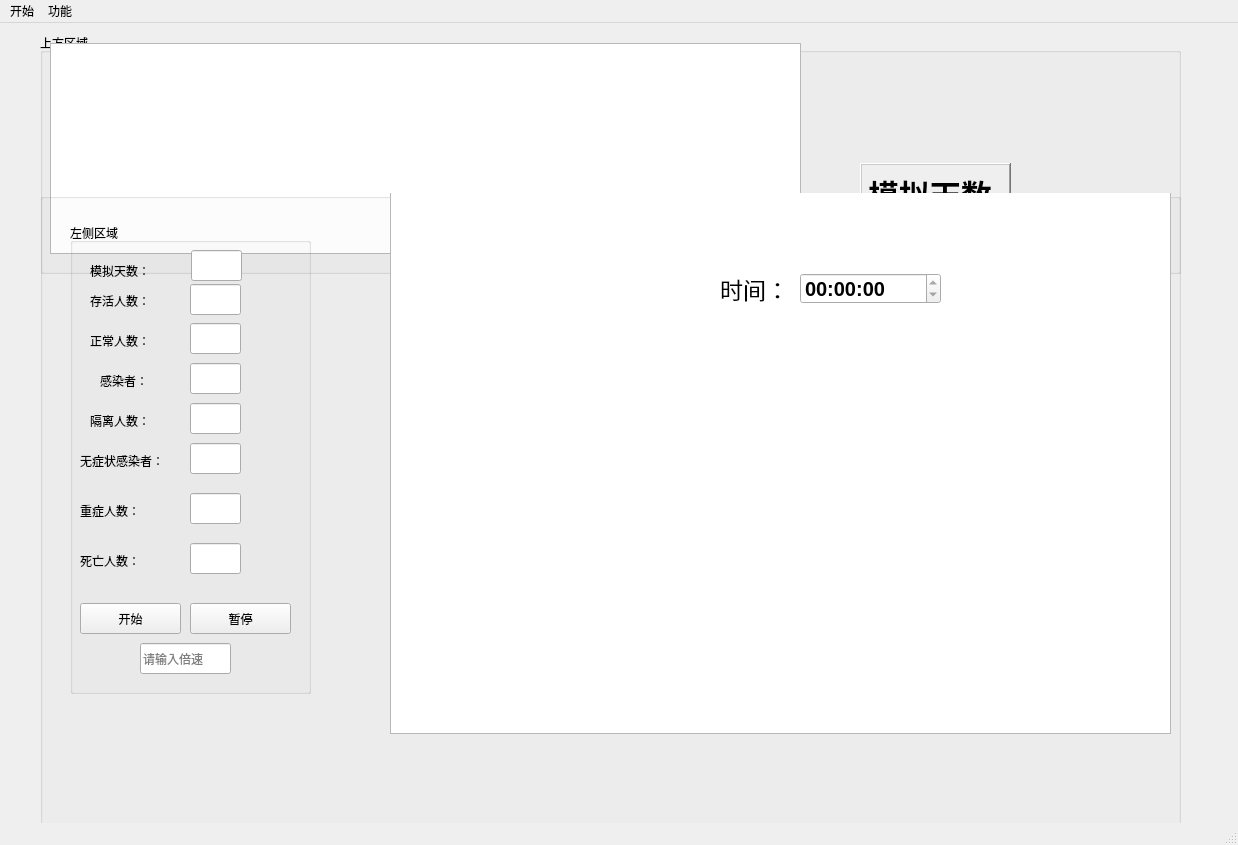
Echooo-294/Epidemic-Simulation, file mainProject/mainwindow.ui: the form before one commit.
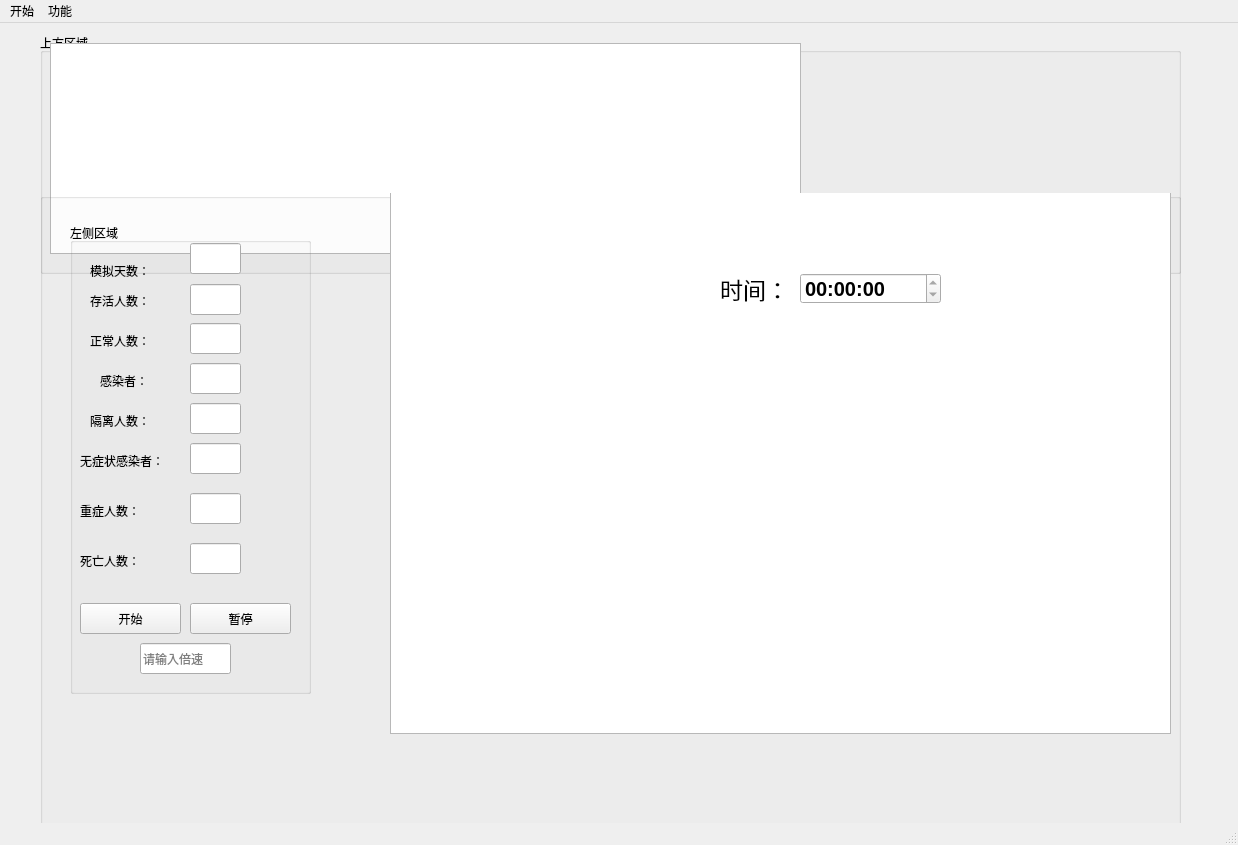
The form after the commit. Custom widgets are drawn as their Qt base class.

The edit to the form file:
```diff
--- a/mainProject/mainwindow.ui
+++ b/mainProject/mainwindow.ui
@@ -36,49 +36,6 @@
       </rect>
      </property>
     </widget>
-    <widget class="QLabel" name="label_10">
-     <property name="geometry">
-      <rect>
-       <x>820</x>
-       <y>130</y>
-       <width>151</width>
-       <height>61</height>
-      </rect>
-     </property>
-     <property name="font">
-      <font>
-       <family>Comic Sans MS</family>
-       <pointsize>23</pointsize>
-       <weight>75</weight>
-       <bold>true</bold>
-       <kerning>true</kerning>
-      </font>
-     </property>
-     <property name="cursor">
-      <cursorShape>OpenHandCursor</cursorShape>
-     </property>
-     <property name="layoutDirection">
-      <enum>Qt::LeftToRight</enum>
-     </property>
-     <property name="autoFillBackground">
-      <bool>true</bool>
-     </property>
-     <property name="frameShape">
-      <enum>QFrame::WinPanel</enum>
-     </property>
-     <property name="frameShadow">
-      <enum>QFrame::Raised</enum>
-     </property>
-     <property name="lineWidth">
-      <number>1</number>
-     </property>
-     <property name="text">
-      <string>模拟天数</string>
-     </property>
-     <property name="textFormat">
-      <enum>Qt::AutoText</enum>
-     </property>
-    </widget>
    </widget>
    <widget class="QGroupBox" name="groupBox_3">
     <property name="geometry">
@@ -211,8 +168,8 @@
      <widget class="QLineEdit" name="lineEdit">
       <property name="geometry">
        <rect>
-        <x>121</x>
-        <y>27</y>
+        <x>120</x>
+        <y>20</y>
         <width>51</width>
         <height>31</height>
        </rect>
```
Left out of the diff: 2 changed lines with no effect on the pictures.
